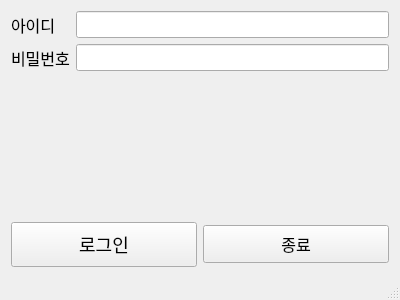
Before: the Qt Designer form Client/Client/Login.ui in kauzue/Shop_cpp, drawn with Qt 5.
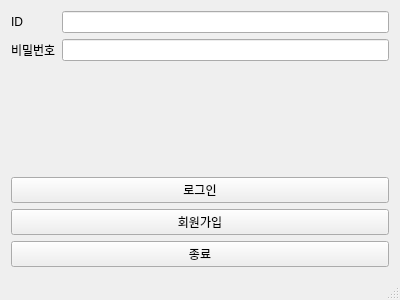
After: the same form once the commit is applied.

Commit message: 회원가입 ui 추가

Diff of the .ui file:
```diff
--- a/Client/Client/Login.ui
+++ b/Client/Client/Login.ui
@@ -20,28 +20,18 @@
 						<item row="0" column="0">
 							<widget class="QLabel" name="label_id">
 								<property name="text">
-									<string>아이디</string>
-								</property>
-								<property name="styleSheet">
-									<string>font-size: 16px;</string>
+									<string>ID</string>
 								</property>
 							</widget>
 						</item>
 						<item row="0" column="1">
-							<widget class="QLineEdit" name="idEdit">
-								<property name="styleSheet">
-									<string>font-size: 16px;</string>
-								</property>
-							</widget>
+							<widget class="QLineEdit" name="idEdit"/>
 						</item>
 						<item row="1" column="0">
 							<widget class="QLabel" name="label_pw">
 								<property name="text">
 									<string>비밀번호</string>
 								</property>
-								<property name="styleSheet">
-									<string>font-size: 16px;</string>
-								</property>
 							</widget>
 						</item>
 						<item row="1" column="1">
@@ -49,22 +39,31 @@
 								<property name="echoMode">
 									<enum>QLineEdit::Password</enum>
 								</property>
-								<property name="styleSheet">
-									<string>font-size: 16px;</string>
-								</property>
 							</widget>
 						</item>
 					</layout>
 				</item>
 				<item>
-					<layout class="QHBoxLayout" name="buttonLayout">
+					<widget class="QLabel" name="statusLabel">
+						<property name="text">
+							<string/>
+						</property>
+						<property name="styleSheet">
+							<string>color: red;</string>
+						</property>
+					</widget>
+				</item>
 						<item>
 							<widget class="QPushButton" name="loginBtn">
 								<property name="text">
 									<string>로그인</string>
 								</property>
-								<property name="styleSheet">
-									<string>font-size: 18px; padding: 8px 16px;</string>
+					</widget>
+				</item>
+				<item>
+					<widget class="QPushButton" name="signupBtn">
+						<property name="text">
+							<string>회원가입</string>
 								</property>
 							</widget>
 						</item>
@@ -73,14 +72,9 @@
 								<property name="text">
 									<string>종료</string>
 								</property>
-								<property name="styleSheet">
-									<string>font-size: 16px; padding: 6px 12px;</string>
-								</property>
 							</widget>
 						</item>
 					</layout>
-				</item>
-			</layout>
 		</widget>
 		<widget class="QStatusBar" name="statusBar"/>
 	</widget>
```
Left out of the diff: 6 changed lines with no effect on the pictures. Lines whose indentation alone changed are shown as unchanged. The commit also changes 83 other files.
